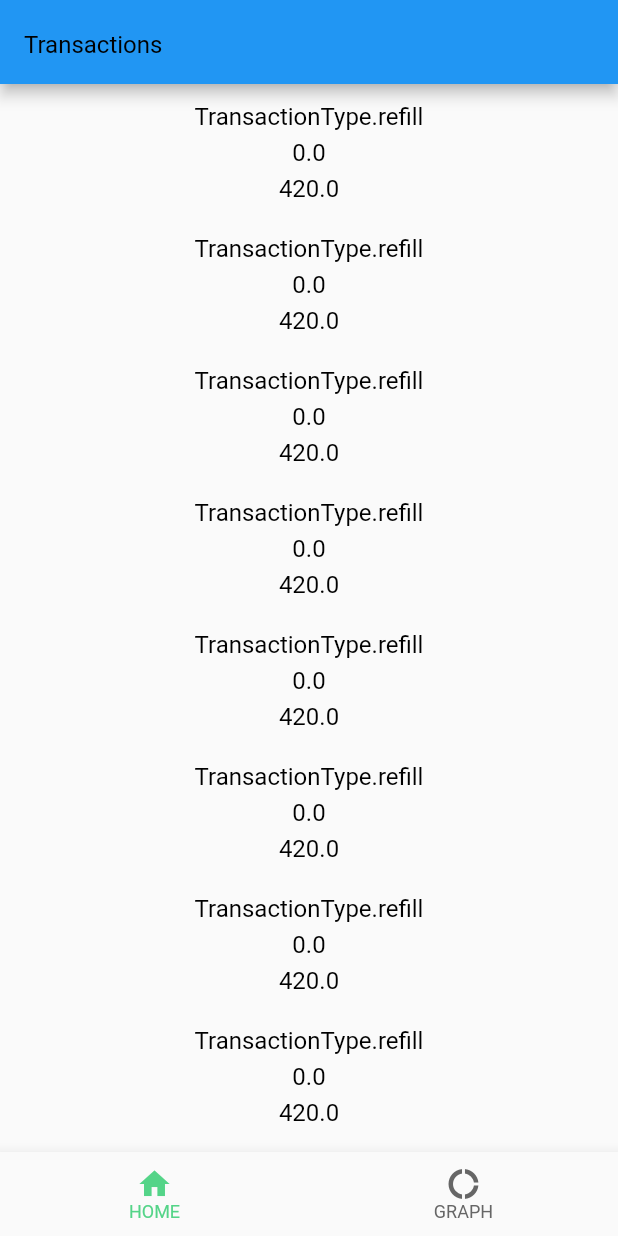
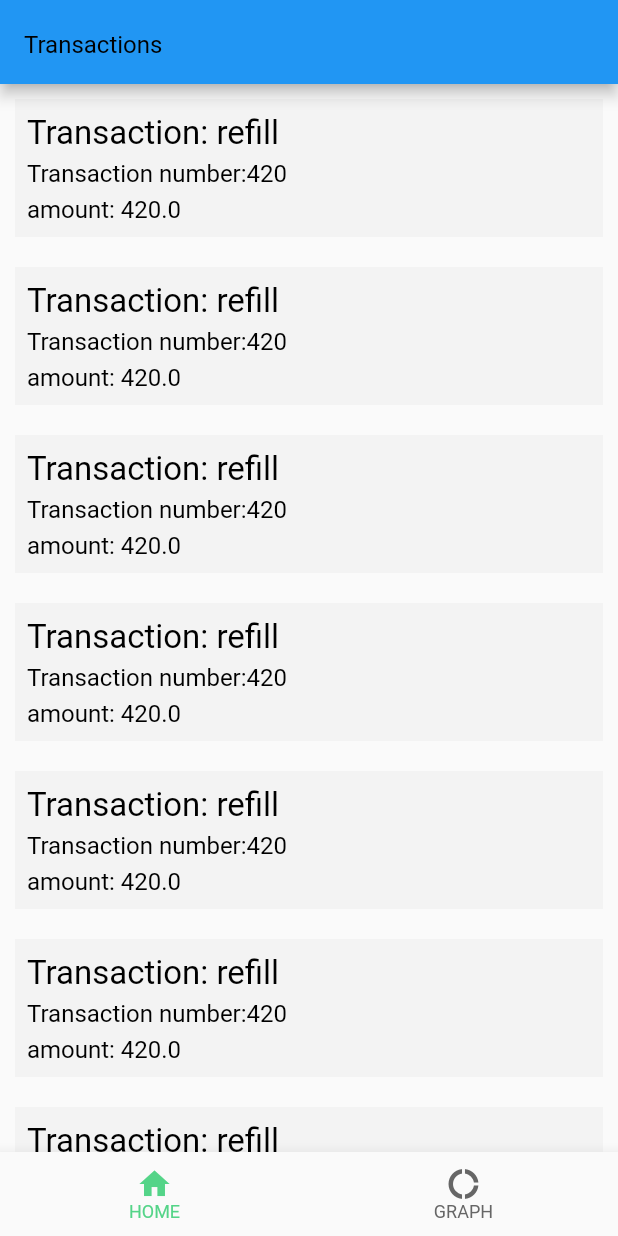
Before and after one commit to o-kravchenko-dex/test_flutter_proj, a Flutter app: the screen it shows after launch, on a phone screen of 412 x 824 dp. Run offline on Flutter 3.47's test engine with Material 2 defaults, Android fonts, the phone set to English and light mode, and no system bars; our stand-ins replace flutter_bloc, go_router, hive, hive_flutter, hydrated_bloc, pie_chart; accounts and stored records are empty.

Commit message:
added: transaction_details_screen.dart

```diff
--- a/lib/routes/app_router.dart
+++ b/lib/routes/app_router.dart
@@ -1,5 +1,6 @@
 import 'package:flutter/material.dart';
 import 'package:go_router/go_router.dart';
+import 'package:untitled_flutter_pr/models/detailed_transaction.dart';
 import 'package:untitled_flutter_pr/routes/app_routes.dart';
 import 'package:untitled_flutter_pr/screens/screens.dart';
 import 'package:untitled_flutter_pr/shared/shared.dart';
@@ -40,11 +41,19 @@ class AppRouter {
         ],
       ),
       GoRoute(
+        path: AppRoutes.transactionDetails,
+        pageBuilder: (context, state) {
+          final navParams = state.extra as DetailedTransaction;
+
+          return (NoTransitionPage(
+            child: TransactionDetailsScreen(navParams),
+          ));
+        },
+      ),
+      GoRoute(
         parentNavigatorKey: _rootNavigatorKey,
         path: AppRoutes.login,
-        pageBuilder: (context, state) => const NoTransitionPage(
-          child: Login()
-        ),
+        pageBuilder: (context, state) => const NoTransitionPage(child: Login()),
       )
     ],
   );
--- a/lib/routes/app_routes.dart
+++ b/lib/routes/app_routes.dart
@@ -5,4 +5,6 @@ class AppRoutes {
 
   static String home = "/home";
   static String graph = "/graphScreen";
+
+  static String transactionDetails = "/transactionDetails";
 }
--- a/lib/screens/home/home_screen.dart
+++ b/lib/screens/home/home_screen.dart
@@ -1,6 +1,7 @@
 import 'package:flutter/material.dart';
 import 'package:flutter_bloc/flutter_bloc.dart';
 import 'package:untitled_flutter_pr/bloc/bloc.dart';
+import 'package:untitled_flutter_pr/screens/home/widgets/transaction_item.dart';
 import 'package:untitled_flutter_pr/shared/widgets/label/label.dart';
 
 class HomeScreen extends StatefulWidget {
@@ -44,16 +45,7 @@ class _HomeScreenState extends State<HomeScreen> {
               itemBuilder: (context, index) {
                 final transaction = transactions[index];
 
-                return Container(
-                  padding: const EdgeInsets.all(8),
-                  child: Column(
-                    children: [
-                      Label(transaction.type.toString()),
-                      Label(transaction.commission.toString()),
-                      Label(transaction.amount.toString()),
-                    ],
-                  ),
-                );
+                return TransactionItem(transaction);
               },
             );
           }
--- /dev/null
+++ b/lib/screens/home/widgets/transaction_item.dart
@@ -0,0 +1,50 @@
+import 'package:flutter/cupertino.dart';
+import 'package:go_router/go_router.dart';
+import 'package:untitled_flutter_pr/models/detailed_transaction.dart';
+import 'package:untitled_flutter_pr/routes/app_routes.dart';
+import 'package:untitled_flutter_pr/shared/helpers/string_helpers.dart';
+import 'package:untitled_flutter_pr/shared/widgets/label/label.dart';
+import 'package:untitled_flutter_pr/styles/styles.dart';
+
+class TransactionItem extends StatelessWidget {
+  final DetailedTransaction transaction;
+
+  const TransactionItem(this.transaction, {super.key});
+
+  @override
+  Widget build(BuildContext context) {
+    return GestureDetector(
+      onTap: () {
+        context.push(AppRoutes.transactionDetails, extra: transaction);
+      },
+      child: Container(
+        padding: const EdgeInsets.all(8),
+        margin: const EdgeInsets.all(10),
+        color: AppColors.gray2,
+        child: Column(
+          crossAxisAlignment: CrossAxisAlignment.start,
+          children: [
+            Row(
+              children: [
+                const Label("Transaction: ", type: TypographyStylesTypes.large),
+                Label(StringHelpers().getTransactionNameByType(transaction.type), type: TypographyStylesTypes.large),
+              ],
+            ),
+            Row(
+              children: [
+                const Label("Transaction number:"),
+                Label(transaction.transactionNumber.toString()),
+              ],
+            ),
+            Row(
+              children: [
+                const Label("amount: "),
+                Label(transaction.amount.toString()),
+              ],
+            ),
+          ],
+        ),
+      ),
+    );
+  }
+}
--- a/lib/screens/screens.dart
+++ b/lib/screens/screens.dart
@@ -1,3 +1,4 @@
 export './auth/auth.dart';
 export './graph/graph_screen.dart';
 export './home/home_screen.dart';
+export './transaction_details/transaction_details_screen.dart';
--- a/lib/styles/icons/app_icons.dart
+++ b/lib/styles/icons/app_icons.dart
@@ -3,4 +3,5 @@ import 'package:flutter/material.dart';
 class AppIcons {
   static IconData home = Icons.home;
   static IconData donut = Icons.donut_large_sharp;
+  static IconData back = Icons.arrow_back;
 }
```
Also changed, not shown: lib/screens/transaction_details/base_text_row.dart (added, +28 -0 lines), lib/screens/transaction_details/transaction_details_screen.dart (added, +81 -0 lines).
